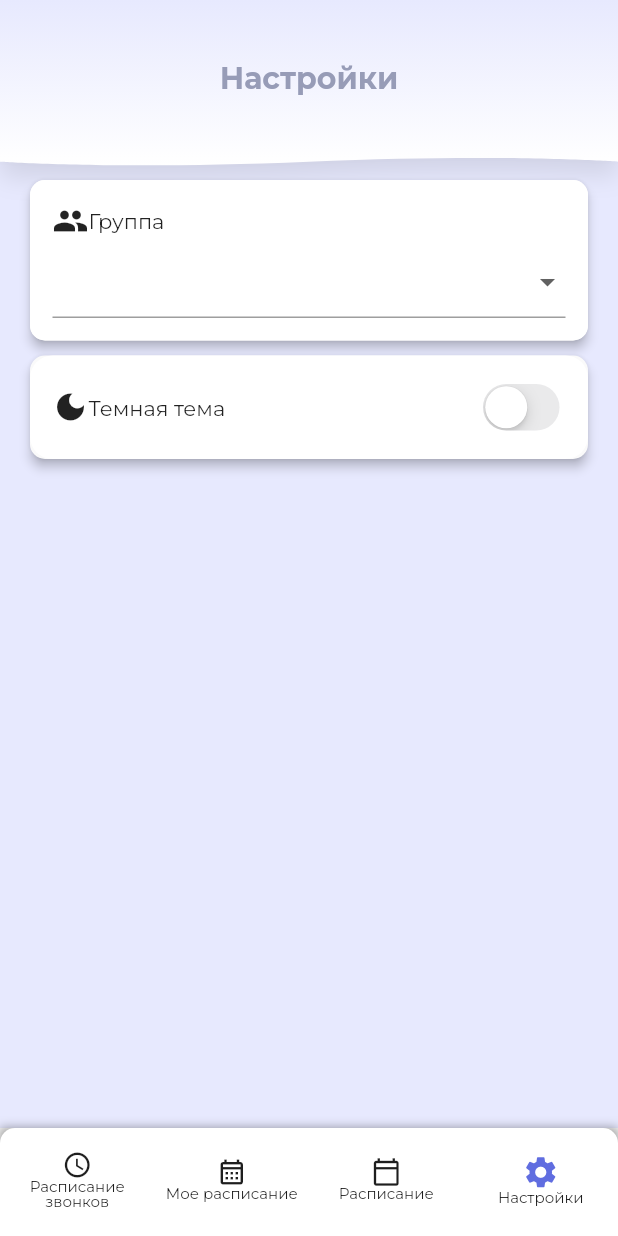
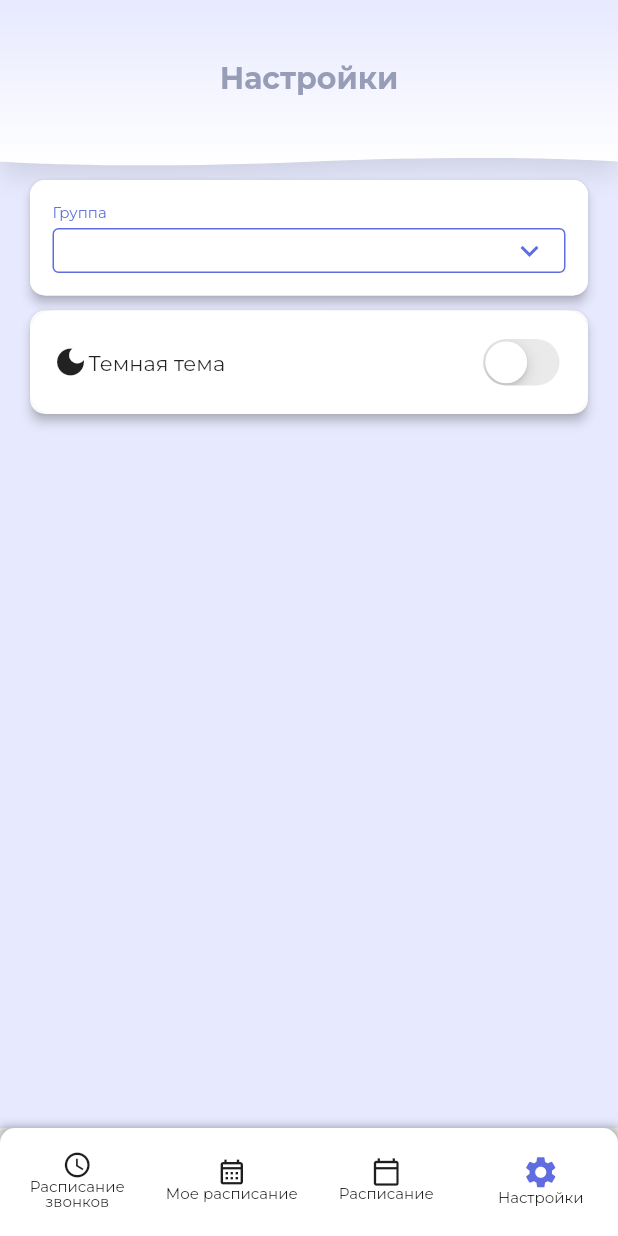
Before and after one commit to 0chuhh/scheddule_mobile, a Flutter app: the screen it shows after launch, item 4 of the bottom bar chosen, on a phone screen of 412 x 824 dp. Run offline on Flutter 3.47's test engine with Material 2 defaults, Android fonts, the phone set to English and light mode, and no system bars; our stand-ins replace gap, shared_preferences, table_calendar, timelines.

Commit message:
feat/ группа сохраняется в shared preferences

```diff
--- a/lib/screens/settings_screen.dart
+++ b/lib/screens/settings_screen.dart
@@ -1,8 +1,11 @@
 import 'package:flutter/cupertino.dart';
 import 'package:flutter/material.dart';
 import 'package:gap/gap.dart';
+import 'package:schedule_mobile/repository/group.dart';
 import 'package:schedule_mobile/utils/styles.dart';
 import 'package:schedule_mobile/widgets/app_bar_painter.dart';
+import 'package:schedule_mobile/widgets/custom_autocomplete.dart';
+import 'package:shared_preferences/shared_preferences.dart';
 
 class SettingsScreen extends StatefulWidget {
   const SettingsScreen({Key? key}) : super(key: key);
@@ -13,7 +16,25 @@ class SettingsScreen extends StatefulWidget {
 
 class _SettingsScreenState extends State<SettingsScreen> {
   bool selectedTheme = false;
-  final List<String> groups = ['ПИ-20', 'ИВТ-19'];
+  final Future<SharedPreferences> _prefs = SharedPreferences.getInstance();
+  late Future<String> _selectedGroup;
+  final List<String> groups = GroupRepository().getGroups();
+  @override
+  void initState() {
+    super.initState();
+    _selectedGroup = _prefs.then((SharedPreferences prefs) {
+      return prefs.getString('myGroup') ?? '';
+    });
+  }
+
+  void setGroup(value) async {
+    final SharedPreferences prefs = await _prefs;
+    setState(() {
+      _selectedGroup = prefs.setString('myGroup', value).then((bool success) {
+        return value;
+      });
+    });
+  }
 
   @override
   Widget build(BuildContext context) {
@@ -53,25 +74,34 @@ class _SettingsScreenState extends State<SettingsScreen> {
                     child: Container(
                       decoration: const BoxDecoration(
                           color: Colors.white,
-                          borderRadius: BorderRadius.all(Radius.circular(10.0))),
+                          borderRadius:
+                              BorderRadius.all(Radius.circular(10.0))),
                       child: Padding(
                         padding: const EdgeInsets.all(15),
-                        child: Column(
-                          children: [
-                            Row(
-                              children: const [Icon(Icons.group), Text('Группа')],
-                            ),
-                            const Gap(5),
-                            DropdownButtonFormField(
-                              items: groups.map((e) {
-                                return DropdownMenuItem(
-                                  value: e,
-                                  child: Text(e),
-                                );
-                              }).toList(),
-                              onChanged: (value) => setState(() {}))
-                          ],
-                        ),
+                        child: FutureBuilder<String>(
+                            future: _selectedGroup,
+                            builder: (BuildContext context,
+                                AsyncSnapshot<String> snapshot) {
+                              switch (snapshot.connectionState) {
+                                case ConnectionState.none:
+                                case ConnectionState.waiting:
+                                  return const CircularProgressIndicator();
+                                case ConnectionState.active:
+                                case ConnectionState.done:
+                                  if (snapshot.hasError) {
+                                    return Text('Error: ${snapshot.error}');
+                                  } else {
+                                    return CustomAutocomplete(
+                                      label: 'Группа',
+                                      list: groups,
+                                      initValue: snapshot.data ?? '',
+                                      onSelected: (value) {
+                                        setGroup(value);
+                                      },
+                                    );
+                                  }
+                              }
+                            }),
                       ),
                     ),
                   ),
@@ -84,7 +114,8 @@ class _SettingsScreenState extends State<SettingsScreen> {
                       width: MediaQuery.of(context).size.width,
                       decoration: const BoxDecoration(
                           color: Colors.white,
-                          borderRadius: BorderRadius.all(Radius.circular(15.0))),
+                          borderRadius:
+                              BorderRadius.all(Radius.circular(15.0))),
                       child: Padding(
                         padding: const EdgeInsets.all(15),
                         child: Column(
--- a/lib/widgets/custom_autocomplete.dart
+++ b/lib/widgets/custom_autocomplete.dart
@@ -4,6 +4,7 @@ import 'package:schedule_mobile/utils/styles.dart';
 
 typedef OnTap = void Function(FocusNode focusNode);
 typedef OnTapOutside = void Function();
+typedef OnSelected = void Function(String value);
 
 class CustomAutocomplete extends StatefulWidget {
   const CustomAutocomplete(
@@ -13,9 +14,14 @@ class CustomAutocomplete extends StatefulWidget {
       this.onTap,
       this.stopDetectingTapOutside = false,
       this.onTapOutside,
+      this.onSelected,
+      this.initValue = '',
       this.focusNode});
+
   final bool? stopDetectingTapOutside;
+  final String initValue;
   final OnTap? onTap;
+  final OnSelected? onSelected;
   final OnTapOutside? onTapOutside;
   final String label;
   final List<String> list;
@@ -28,11 +34,10 @@ class CustomAutocomplete extends StatefulWidget {
 
 class CustomAutocompleteState extends State<CustomAutocomplete> {
   FocusNode _focusNode = new FocusNode();
+  bool _expanded = false;
 
-  void getFocus()
-  {
+  void getFocus() {
     FocusScope.of(context).requestFocus(_focusNode);
-
   }
 
   @override
@@ -47,13 +52,22 @@ class CustomAutocompleteState extends State<CustomAutocomplete> {
           ),
           const Gap(5),
           Autocomplete<String>(
+            initialValue: TextEditingValue(text: widget.initValue),
             optionsBuilder: (TextEditingValue textEditingValue) {
               if (textEditingValue.text == '') {
+                setState(() {
+                  _expanded = false;
+                });
                 return const Iterable<String>.empty();
               }
               if (widget.list.length > 0) {
+                setState(() {
+                  _expanded = true;
+                });
                 return widget.list.where((String option) {
-                  return option.contains(textEditingValue.text.toLowerCase());
+                  return option
+                      .toLowerCase()
+                      .contains(textEditingValue.text.toLowerCase());
                 });
               }
               return [];
@@ -80,12 +94,14 @@ class CustomAutocompleteState extends State<CustomAutocomplete> {
                     _focusNode = focusNode;
                   });
                   widget.onTap?.call(_focusNode);
-
-
                 },
                 controller: textEditingController,
                 decoration: InputDecoration(
                   contentPadding: const EdgeInsets.only(top: 0, left: 10),
+                  suffixIconColor: Styles.primaryColor,
+                  suffixIcon: Icon(_expanded
+                      ? Icons.keyboard_arrow_up
+                      : Icons.keyboard_arrow_down),
                   constraints: const BoxConstraints(
                     maxHeight: 30,
                   ),
@@ -131,7 +147,14 @@ class CustomAutocompleteState extends State<CustomAutocomplete> {
                             return Divider();
                           },
                           itemBuilder: (BuildContext context, int index) {
-                            return Text('${widget.list[index]}');
+                            final option = options.elementAt(index);
+                            return InkWell(
+                              onTap: () {
+                                onAutoCompleteSelect(option);
+                                widget.onSelected?.call(option);
+                              },
+                              child: Text('${widget.list[index]}'),
+                            );
                           },
                         )),
                   ));
```
